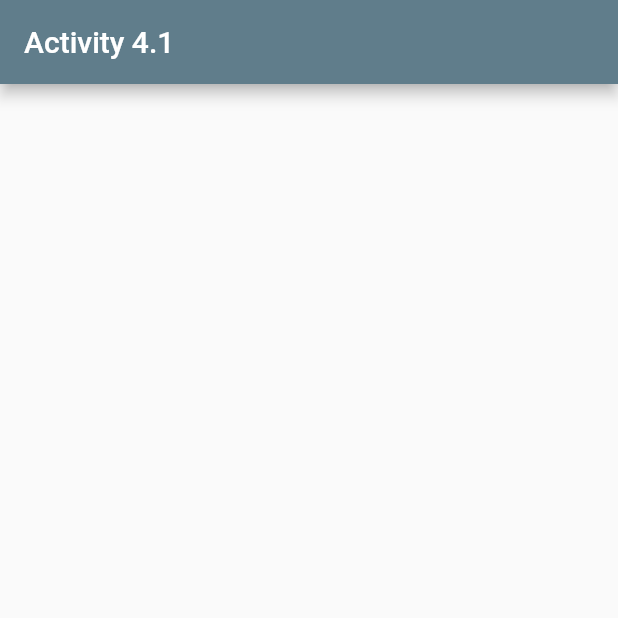
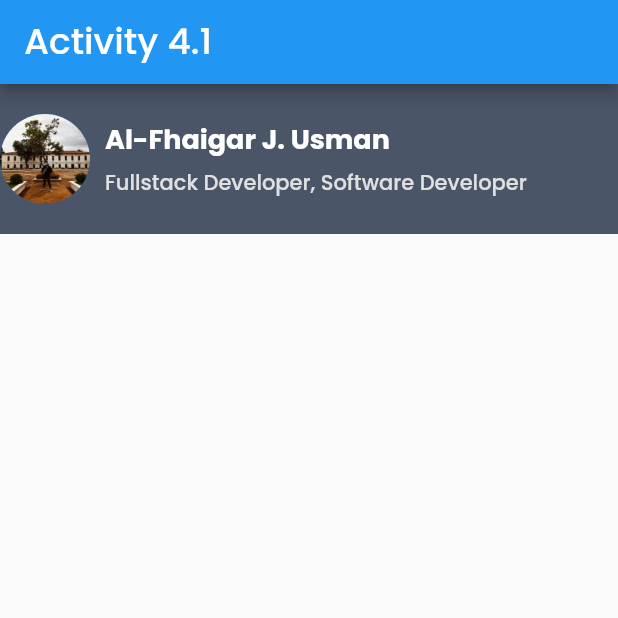
Before and after one commit to rubickking04/ITCC107_3A_rubick04, a Flutter app: the screen it shows after launch, on a phone screen of 412 x 824 dp, the top half of it. Run offline on Flutter 3.47's test engine with Material 2 defaults, Android fonts, the phone set to English and light mode, and no system bars; our stand-ins replace google_fonts, hexcolor.

Commit message:
coded by Al-Fhaigar Usman

```diff
--- a/lib/main.dart
+++ b/lib/main.dart
@@ -14,8 +14,7 @@ class MyApp extends StatelessWidget {
       debugShowCheckedModeBanner: false,
       title: 'Flutter Demo',
       theme: ThemeData(
-        primarySwatch: Colors.blueGrey,
-        primaryColor: Colors.blueGrey.shade800,
+        primarySwatch: Colors.blue,
       ),
       home: const MyHomePage(title: 'Activity 4.1'),
     );
--- a/lib/screens/profile.dart
+++ b/lib/screens/profile.dart
@@ -1,17 +1,10 @@
 import 'package:flutter/material.dart';
 import 'package:flutter/services.dart';
+import 'package:google_fonts/google_fonts.dart';
+import 'package:hexcolor/hexcolor.dart';
 
 class MyHomePage extends StatefulWidget {
   const MyHomePage({super.key, required this.title});
-
-  // This widget is the home page of your application. It is stateful, meaning
-  // that it has a State object (defined below) that contains fields that affect
-  // how it looks.
-
-  // This class is the configuration for the state. It holds the values (in this
-  // case the title) provided by the parent (in this case the App widget) and
-  // used by the build method of the State. Fields in a Widget subclass are
-  // always marked "final".
 
   final String title;
 
@@ -20,29 +13,64 @@ class MyHomePage extends StatefulWidget {
 }
 
 class _MyHomePageState extends State<MyHomePage> {
-  int _counter = 0;
-
-  void _incrementCounter() {
-    setState(() {
-      // This call to setState tells the Flutter framework that something has
-      // changed in this State, which causes it to rerun the build method below
-      // so that the display can reflect the updated values. If we changed
-      // _counter without calling setState(), then the build method would not be
-      // called again, and so nothing would appear to happen.
-      _counter++;
-    });
-  }
-
   @override
   Widget build(BuildContext context) {
     return Scaffold(
+      // backgroundColor: HexColor('#E5E7EB'),
       appBar: AppBar(
         systemOverlayStyle:
             const SystemUiOverlayStyle(statusBarColor: Colors.transparent),
-        title: Text(widget.title),
+        title: Text(
+          widget.title,
+          style: GoogleFonts.poppins(
+            fontSize: 24,
+            fontWeight: FontWeight.w500,
+          ),
+        ),
       ),
-      body: Center(
-        child: Row(children: []),
+      body: Column(
+        children: [
+          Container(
+            height: 100.0,
+            decoration: BoxDecoration(
+              color: HexColor('#4A5568'),
+            ),
+            child: Row(
+              mainAxisAlignment: MainAxisAlignment.start,
+              children: [
+                const CircleAvatar(
+                  radius: 30.0,
+                  backgroundImage: AssetImage('assets/images/usman.jpg'),
+                ),
+                const SizedBox(width: 10.0),
+                Column(
+                  mainAxisAlignment: MainAxisAlignment.center,
+                  crossAxisAlignment: CrossAxisAlignment.start,
+                  children: [
+                    Text(
+                      'Al-Fhaigar J. Usman',
+                      style: GoogleFonts.poppins(
+                        fontSize: 18,
+                        fontWeight: FontWeight.w700,
+                        color: Colors.white,
+                      ),
+                    ),
+                    const SizedBox(height: 5.0),
+                    Text(
+                      'Fullstack Developer, Software Developer',
+                      style: GoogleFonts.poppins(
+                        fontSize: 14,
+                        fontWeight: FontWeight.w500,
+                        color: Colors.grey[300],
+                      ),
+                    ),
+                  ],
+                ),
+              ],
+            ),
+          ),
+          const SizedBox(height: 20.0),
+        ],
       ),
     );
   }
--- a/pubspec.yaml
+++ b/pubspec.yaml
@@ -36,6 +36,7 @@ dependencies:
   # Use with the CupertinoIcons class for iOS style icons.
   cupertino_icons: ^1.0.2
   hexcolor: ^3.0.1
+  google_fonts: ^4.0.3
 
 dev_dependencies:
   flutter_test:
@@ -58,7 +59,8 @@ flutter:
   # included with your application, so that you can use the icons in
   # the material Icons class.
   uses-material-design: true
-
+  assets:
+    - assets/images/
   # To add assets to your application, add an assets section, like this:
   # assets:
   #   - images/a_dot_burr.jpeg
```
Also changed, not shown: assets/images/usman.jpg (added), pubspec.lock, 1 other file.
